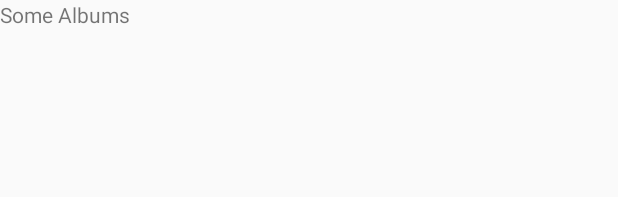
After one commit to SanchezMarch/FirstPhotoGallery, an Android app: the layout fragment_albums.xml on its own in the app's theme, with its tools: preview values and no code run, on a phone screen of 412 x 824 dp. The commit adds this screen. Shown: the top 197 px of the screen. Run offline under Robolectric (Android 15) with nearby library versions, the phone set to English and light mode, and no system bars.

Commit message:
added tabBar and ViewPager

```diff
--- /dev/null
+++ b/app/src/main/res/layout/fragment_albums.xml
@@ -0,0 +1,11 @@
+<?xml version="1.0" encoding="utf-8"?>
+<LinearLayout xmlns:android="http://schemas.android.com/apk/res/android"
+    android:orientation="vertical" android:layout_width="match_parent"
+    android:layout_height="match_parent">
+
+    <TextView
+        android:layout_width="match_parent"
+        android:layout_height="match_parent"
+        android:text="Some Albums"/>
+
+</LinearLayout>
```
Also changed, not shown: app/src/main/java/com/sanchez/firstphotogallery/features/profile/ProfileFragment.java (+22 -0 lines), app/src/main/java/com/sanchez/firstphotogallery/features/profile/adapters/ViewPagerAdapter.java (added, +39 -0 lines), app/src/main/java/com/sanchez/firstphotogallery/features/profile/views/AlbumsFragment.java (added, +28 -0 lines), app/src/main/java/com/sanchez/firstphotogallery/features/profile/views/PhotosFragment.java (added, +28 -0 lines), app/src/main/res/layout/fragment_photos.xml (added, +11 -0 lines), app/src/main/res/layout/fragment_profile.xml (+12 -0 lines).
